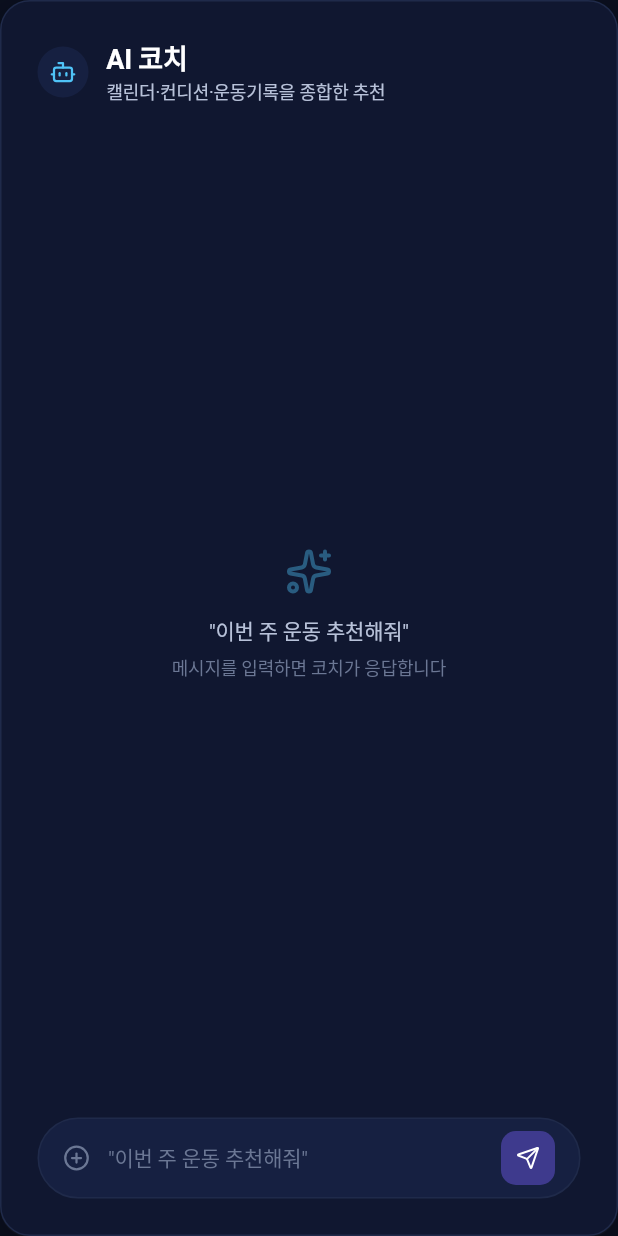
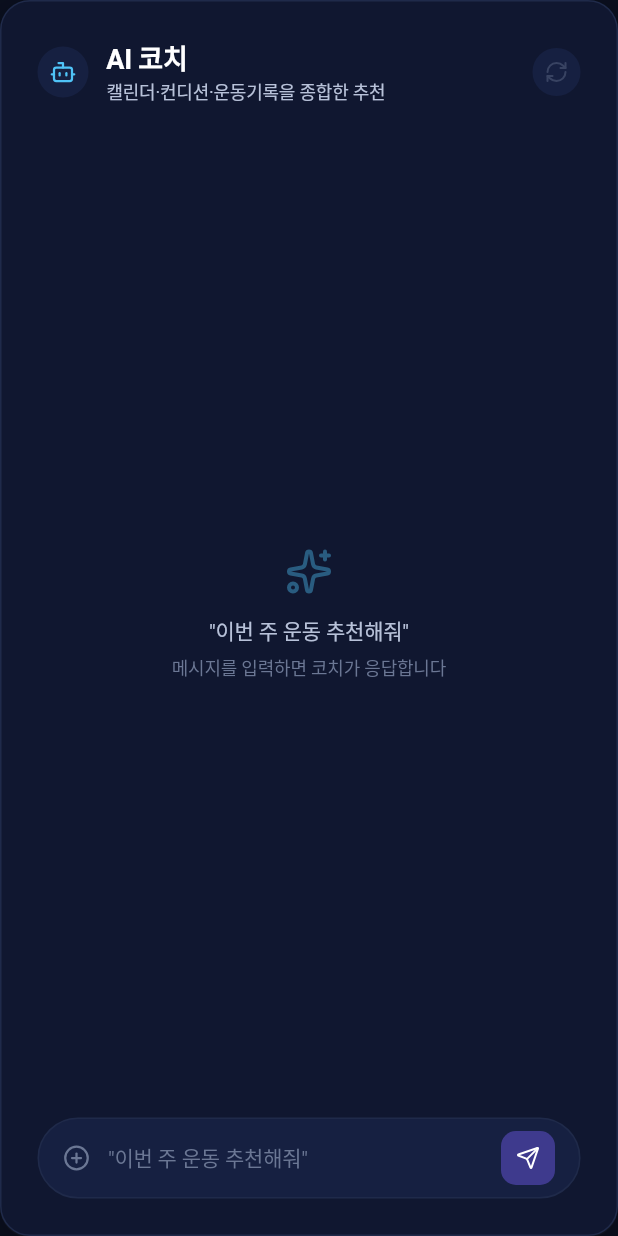
Before and after one commit to asm-17th-ai43/exercise-planning, a Flutter app: the ChatPanel widget shown alone on an empty page, opened directly, on a phone screen of 412 x 824 dp. Run offline on Flutter 3.47's test engine with Material 3 defaults, Android fonts, the phone set to English and light mode, and no system bars; our stand-ins replace fl_chart, lucide_icons, supabase_flutter; accounts and stored records are empty; Roboto replaces fonts that are missing (Pretendard).

Commit message:
feat(B/frontend): 채팅 헤더에 "새 대화" 리셋 버튼
LucideIcons.refreshCw 아이콘 버튼을 헤더 우측에 배치. 스트리밍 중이거나 transcript가
비어 있으면 비활성. 누르면 controller.resetConversation()으로 transcript와
thread_id 동시 회전.

Co-Authored-By: Claude Opus 4.7 <noreply@anthropic.com>

```diff
--- a/frontend/lib/chat/chat_panel.dart
+++ b/frontend/lib/chat/chat_panel.dart
@@ -65,7 +65,11 @@ class _ChatPanelState extends State<ChatPanel> {
       child: Column(
         crossAxisAlignment: CrossAxisAlignment.stretch,
         children: [
-          const _ChatHeader(),
+          _ChatHeader(
+            onReset: _controller.resetConversation,
+            canReset:
+                !_controller.isStreaming && _controller.messages.isNotEmpty,
+          ),
           const SizedBox(height: AppSpacing.s4),
           Expanded(
             child: _controller.messages.isEmpty
@@ -87,7 +91,10 @@ class _ChatPanelState extends State<ChatPanel> {
 }
 
 class _ChatHeader extends StatelessWidget {
-  const _ChatHeader();
+  const _ChatHeader({required this.onReset, required this.canReset});
+
+  final VoidCallback onReset;
+  final bool canReset;
 
   @override
   Widget build(BuildContext context) {
@@ -118,7 +125,37 @@ class _ChatHeader extends StatelessWidget {
             ],
           ),
         ),
+        _ResetButton(onPressed: canReset ? onReset : null),
       ],
+    );
+  }
+}
+
+class _ResetButton extends StatelessWidget {
+  const _ResetButton({required this.onPressed});
+
+  final VoidCallback? onPressed;
+
+  @override
+  Widget build(BuildContext context) {
+    final enabled = onPressed != null;
+    final color =
+        enabled ? AppColors.textTertiary : AppColors.textTertiary.withValues(alpha: 0.4);
+
+    return Tooltip(
+      message: '새 대화 시작',
+      child: InkWell(
+        onTap: onPressed,
+        borderRadius: BorderRadius.circular(AppRadius.full),
+        child: Container(
+          padding: const EdgeInsets.all(AppSpacing.s2),
+          decoration: BoxDecoration(
+            color: AppColors.bgElevated2,
+            borderRadius: BorderRadius.circular(AppRadius.full),
+          ),
+          child: Icon(LucideIcons.refreshCw, size: 16, color: color),
+        ),
+      ),
     );
   }
 }
```
